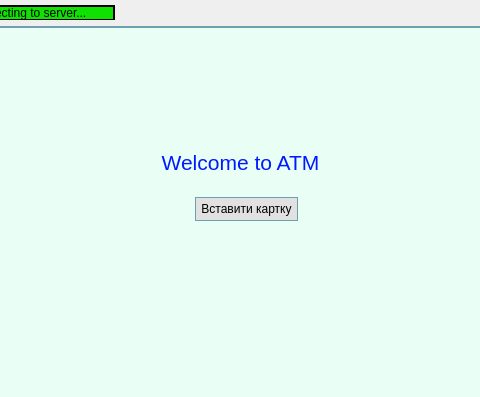
Before: the Qt Designer form ATM_Project/mainwindow.ui in artikgak/MOOP_ATM, drawn with Qt 5; both pictures show x 97 to 577 and y 0 to 397 of the 675 by 550 pixel window.
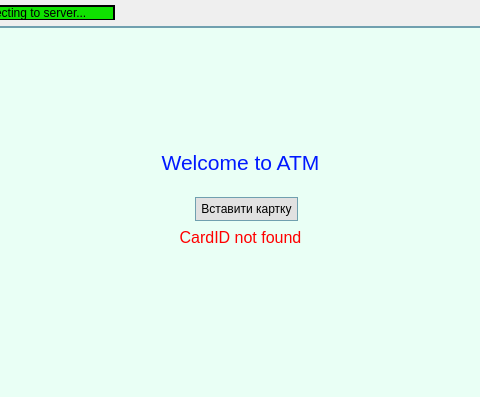
After: the same form once the commit is applied. The open tabs and pages were chosen to show the change. Icons and pictures are not drawn.

Commit message: [FrontEnd] functions implementation

Diff of the .ui file:
```diff
--- a/ATM_Project/mainwindow.ui
+++ b/ATM_Project/mainwindow.ui
@@ -676,6 +676,9 @@
      </item>
      <item row="1" column="1">
       <widget class="QStackedWidget" name="stackedWidget">
+       <property name="enabled">
+        <bool>true</bool>
+       </property>
        <property name="styleSheet">
         <string notr="true">background-color: rgb(233, 255, 245);
 border-width: 1px;
@@ -732,6 +735,34 @@
           <set>Qt::AlignCenter</set>
          </property>
         </widget>
+        <widget class="QLabel" name="wrongCardNumLabel">
+         <property name="enabled">
+          <bool>true</bool>
+         </property>
+         <property name="geometry">
+          <rect>
+           <x>190</x>
+           <y>200</y>
+           <width>171</width>
+           <height>20</height>
+          </rect>
+         </property>
+         <property name="font">
+          <font>
+           <pointsize>12</pointsize>
+          </font>
+         </property>
+         <property name="styleSheet">
+          <string notr="true">border-width: 0px;
+color: red;</string>
+         </property>
+         <property name="text">
+          <string>CardID not found</string>
+         </property>
+         <property name="alignment">
+          <set>Qt::AlignCenter</set>
+         </property>
+        </widget>
        </widget>
        <widget class="QWidget" name="PIN_p">
         <widget class="QWidget" name="gridLayoutWidget">
```
Left out of the diff: 48 changed lines with no effect on the pictures. The commit also changes 2 other files.
